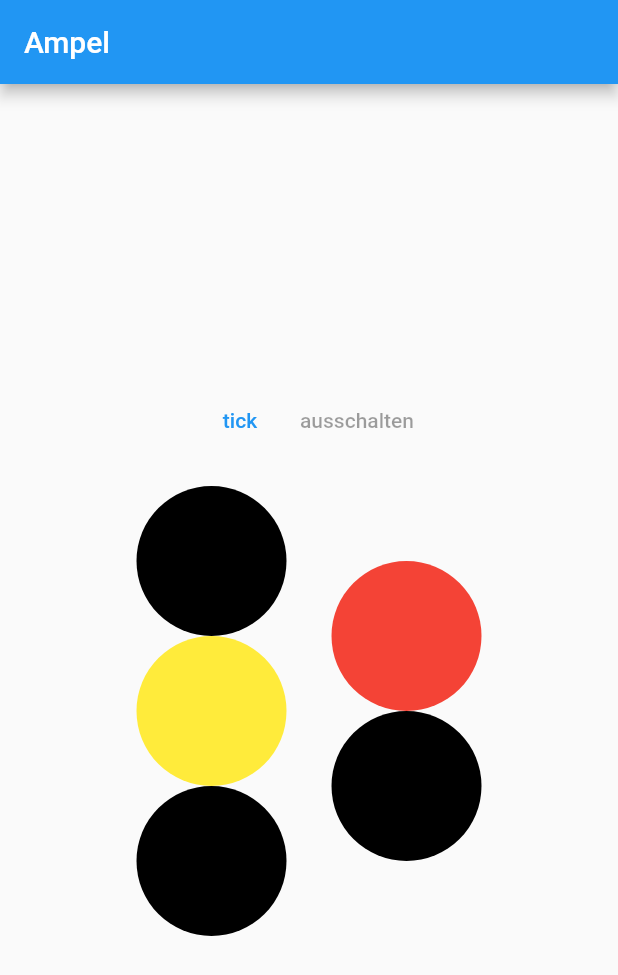
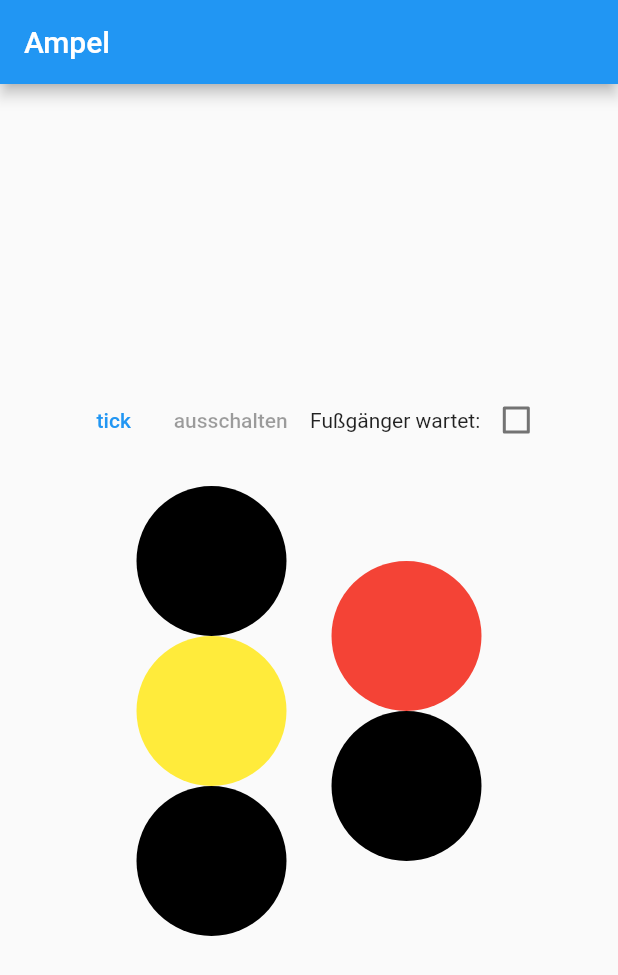
Before and after one commit to Si-Scharp/ampel, a Flutter app: the screen it shows after launch, after a tap on "tick", on a phone screen of 412 x 824 dp. Shown: the top 975 px of the screen. Run offline on Flutter 3.47's test engine with Material 2 defaults, Android fonts, the phone set to English and light mode, and no system bars; our stand-ins replace bloc, flutter_bloc.

Commit message:
Fusgänger wartet check mechanismus fertig

```diff
--- a/lib/ampel_bloc/ampel_cubit.dart
+++ b/lib/ampel_bloc/ampel_cubit.dart
@@ -7,10 +7,11 @@ part 'ampel_state.dart';
 
 class AmpelCubit extends Cubit<AmpelState> {
   AmpelCubit({DreiAmpelZustand startZustand = DreiAmpelZustand.aus})
-      : super(AmpelState(startZustand)) {
+      : super(AmpelState(startZustand, false)) {
     _zustand = startZustand;
   }
 
+  late bool _fusgangerWartet = false;
   late DreiAmpelZustand _zustand;
 
   void tick() {
@@ -23,15 +24,22 @@ class AmpelCubit extends Cubit<AmpelState> {
         break;
       case DreiAmpelZustand.rot:
         _zustand = DreiAmpelZustand.rotGelb;
+        _fusgangerWartet = false;
         break;
       case DreiAmpelZustand.rotGelb:
         _zustand = DreiAmpelZustand.grun;
         break;
       case DreiAmpelZustand.grun:
-        _zustand = DreiAmpelZustand.gelb;
+        if (_fusgangerWartet)
+          _zustand = DreiAmpelZustand.gelb;
         break;
     }
-    emit(AmpelState(_zustand));
+    emit(AmpelState(_zustand, _fusgangerWartet));
+  }
+
+  void setzeFusganger(bool? wert) {
+    _fusgangerWartet = wert ?? false;
+    emit(AmpelState(_zustand, _fusgangerWartet));
   }
 
 
@@ -44,7 +52,7 @@ class AmpelCubit extends Cubit<AmpelState> {
       throw Exception("Hauptampel-Zustand muss ${ZweiAmpelZustand.grun.toString()} sein um auszuschalten. Momentaner zustand ist ${_zustand.toString()}");
     }
 
-    emit(AmpelState(_zustand));
+    emit(AmpelState(_zustand, _fusgangerWartet));
   }
 
 }
--- a/lib/ampel_bloc/ampel_state.dart
+++ b/lib/ampel_bloc/ampel_state.dart
@@ -4,9 +4,12 @@ part of 'ampel_cubit.dart';
 class AmpelState {
   late DreiAmpelZustand strassenAmpel;
   late ZweiAmpelZustand fusAmpel;
+  late bool fusgangerWartet;
 
-  AmpelState(DreiAmpelZustand zustand) {
+
+  AmpelState(DreiAmpelZustand zustand, bool fusgangerWartet) {
     strassenAmpel = zustand;
+    this.fusgangerWartet = fusgangerWartet;
     switch(strassenAmpel){
       case DreiAmpelZustand.aus:
         fusAmpel = ZweiAmpelZustand.aus;
--- a/lib/main.dart
+++ b/lib/main.dart
@@ -85,6 +85,10 @@ class _MyHomePageState extends State<MyHomePage> {
                             ? () => context.read<AmpelCubit>().ausschalten()
                             : null,
                         child: Text("ausschalten"),
+                      ),
+                      Text("  Fußgänger wartet:"),
+                      Checkbox(value: state.fusgangerWartet,
+                        onChanged: (bool? v) {context.read<AmpelCubit>().setzeFusganger(v);},
                       )
                     ],
                   ),
```
